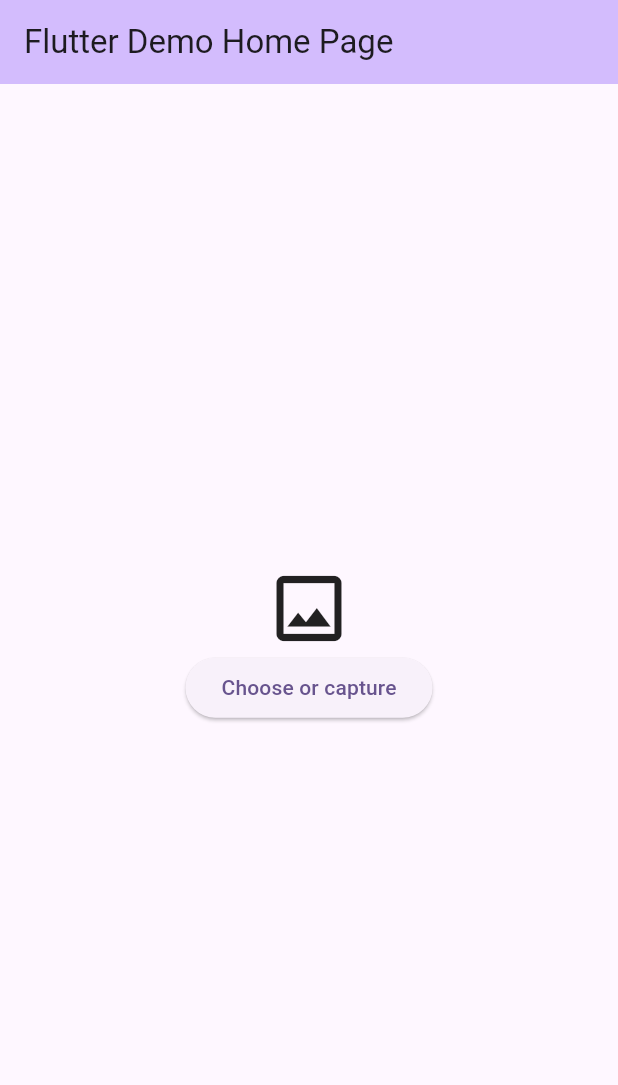
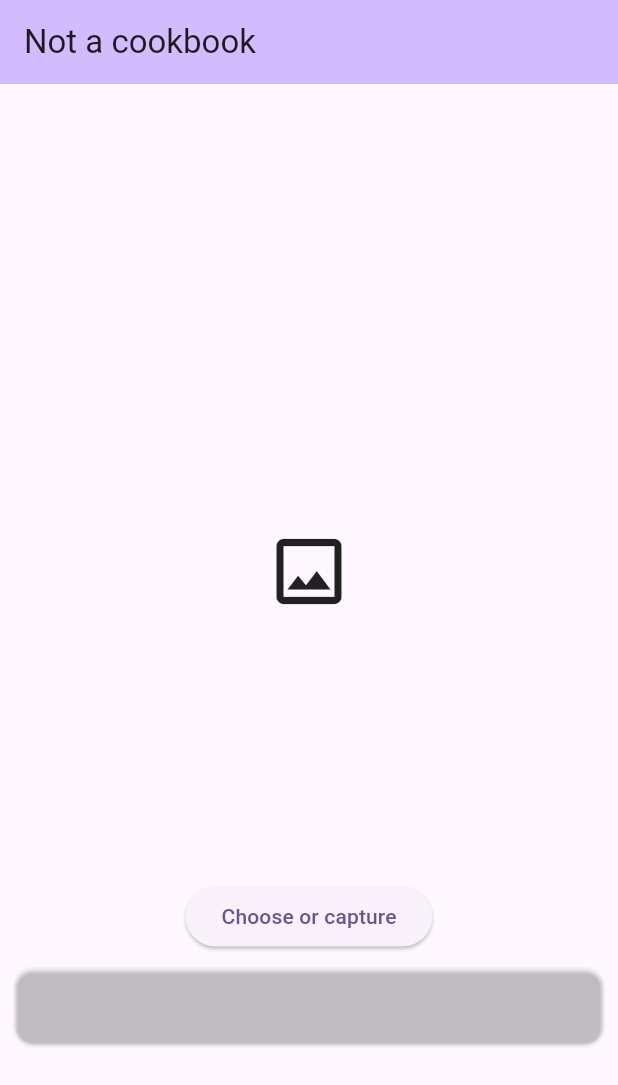
Before and after one commit to d-yaneva/notacookbook, a Flutter app: the screen it shows after launch, on a phone screen of 412 x 824 dp. Shown: the top 1085 px of the screen. Run offline on Flutter 3.47's test engine with Material 3 defaults, Android fonts, the phone set to English and light mode, and no system bars; our stand-ins replace image_picker; missing offline and left inert: google_mlkit_image_labeling.

Commit message:
small changes

```diff
--- a/lib/main.dart
+++ b/lib/main.dart
@@ -23,7 +23,7 @@ class MyApp extends StatelessWidget {
         colorScheme: ColorScheme.fromSeed(seedColor: Colors.deepPurple),
         useMaterial3: true,
       ),
-      home: const MyHomePage(title: 'Flutter Demo Home Page'),
+      home: const MyHomePage(title: 'Not a cookbook'),
     );
   }
 }
@@ -111,16 +111,29 @@ for (ImageLabel label in labels) {
         child: Column(
           mainAxisAlignment: MainAxisAlignment.center,
           children: <Widget>[
-            image == null
-                ? Icon(Icons.image_outlined, size: 58)
-                : Image.file(image!),
+              Container(
+                width: MediaQuery.of(context).size.width,
+                height: MediaQuery.of(context).size.height/2,
+                child: image == null
+                    ? Icon(Icons.image_outlined, size: 58)
+                    : Image.file(image!),
+              ),
             ElevatedButton(onPressed: () {
               chooseImage();
             },onLongPress: (){
               captureImage();
             },
              child: const Text('Choose or capture')),
-             Text(results)
+            Card(
+              color: Colors.white10,
+              child: Container(
+                child:Text(results,style: TextStyle(fontSize: 21),),
+                width: MediaQuery.of(context).size.width,
+                padding: EdgeInsets.all(10),
+
+              ) ,
+               margin: EdgeInsets.all(10),
+            )
           ],
         ),
         ),
```
Also changed, not shown: pubspec.yaml (+4 -71 lines), pubspec.lock, 1 other file.
